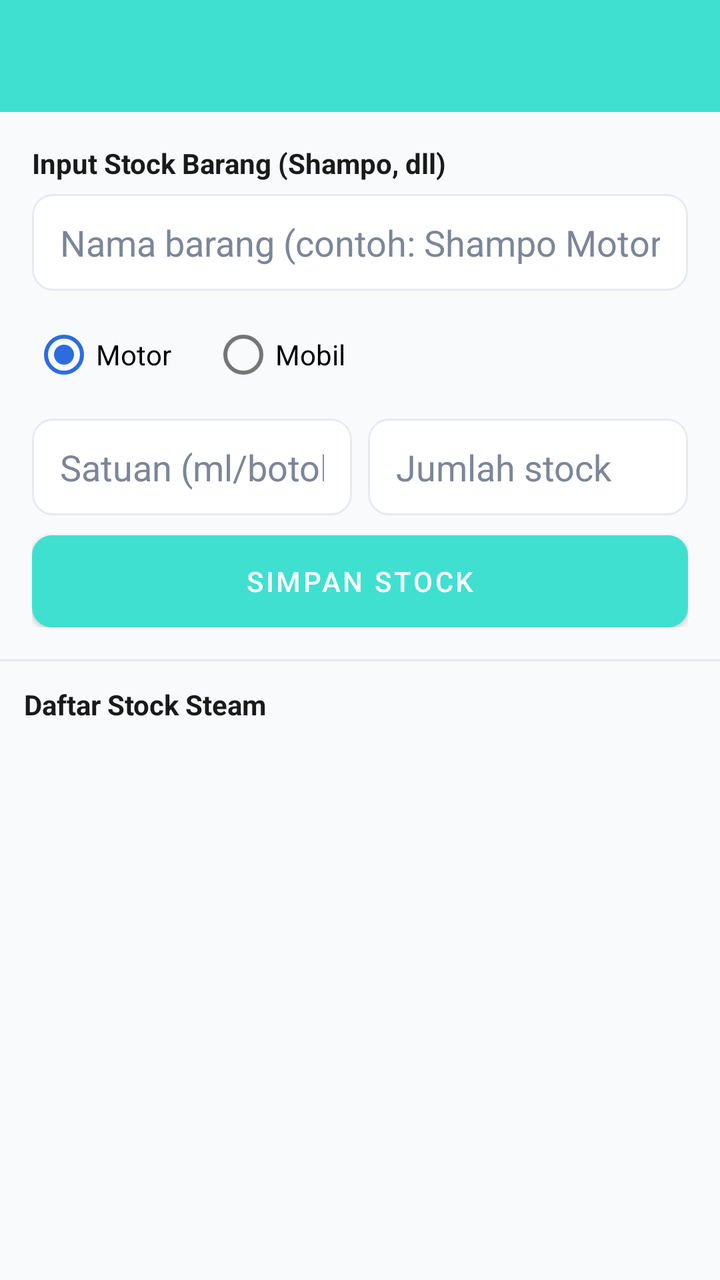
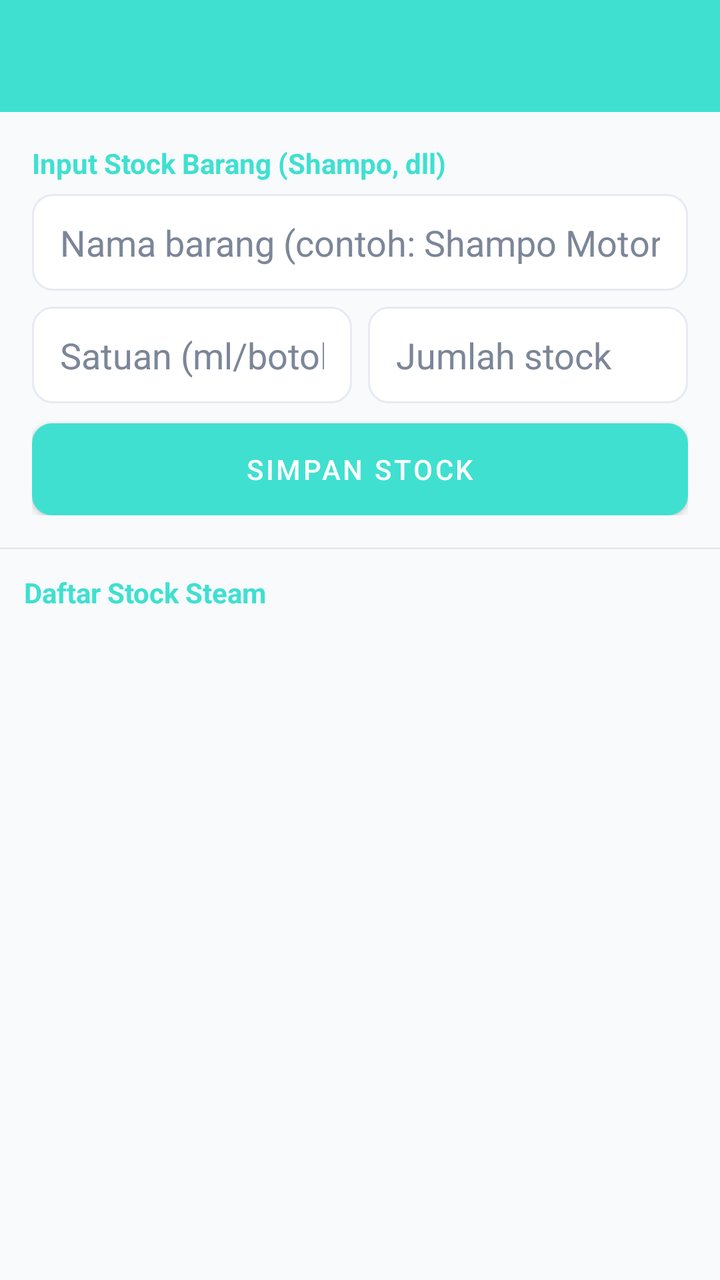

An Android layout rendered at two revisions. The XML below is the earlier revision; the diff shows what the commit changed to produce the second picture.
<!-- AndroidManifest.xml: application theme Theme.Pitstop -->
<!-- res/layout/activity_stock_steam.xml -->
<?xml version="1.0" encoding="utf-8"?>
<LinearLayout xmlns:android="http://schemas.android.com/apk/res/android"
    xmlns:app="http://schemas.android.com/apk/res-auto"
    android:layout_width="match_parent"
    android:layout_height="match_parent"
    android:background="@color/background"
    android:orientation="vertical">

    <androidx.appcompat.widget.Toolbar
        android:id="@+id/toolbar"
        android:layout_width="match_parent"
        android:layout_height="?attr/actionBarSize"
        android:background="@color/primary"
        android:navigationIcon="@drawable/ic_back"
        android:title="Stock Steam"
        app:titleTextColor="@color/white" />

    <ScrollView
        android:layout_width="match_parent"
        android:layout_height="wrap_content"
        android:maxHeight="330dp">
        <LinearLayout
            android:layout_width="match_parent"
            android:layout_height="wrap_content"
            android:orientation="vertical"
            android:padding="16dp">

            <TextView
                android:layout_width="wrap_content"
                android:layout_height="wrap_content"
                android:layout_marginBottom="6dp"
                android:text="Input Stock Barang (Shampo, dll)"
                android:textColor="@color/black"
                android:textStyle="bold" />

            <EditText
                android:id="@+id/etNamaStock"
                android:layout_width="match_parent"
                android:layout_height="wrap_content"
                android:layout_marginBottom="8dp"
                android:background="@drawable/bg_edittext"
                android:hint="Nama barang (contoh: Shampo Motor)"
                android:inputType="text" />

            <RadioGroup
                android:id="@+id/rgJenisStock"
                android:layout_width="wrap_content"
                android:layout_height="wrap_content"
                android:layout_marginBottom="8dp"
                android:orientation="horizontal">

                <RadioButton
                    android:id="@+id/rbJenisMotor"
                    android:layout_width="wrap_content"
                    android:layout_height="wrap_content"
                    android:checked="true"
                    android:text="Motor" />

                <RadioButton
                    android:id="@+id/rbJenisMobil"
                    android:layout_width="wrap_content"
                    android:layout_height="wrap_content"
                    android:layout_marginStart="20dp"
                    android:text="Mobil" />
            </RadioGroup>

            <LinearLayout
                android:layout_width="match_parent"
                android:layout_height="wrap_content"
                android:orientation="horizontal">

                <EditText
                    android:id="@+id/etSatuanStock"
                    android:layout_width="0dp"
                    android:layout_height="wrap_content"
                    android:layout_marginEnd="8dp"
                    android:layout_weight="1"
                    android:background="@drawable/bg_edittext"
                    android:hint="Satuan (ml/botol)"
                    android:inputType="text" />

                <EditText
                    android:id="@+id/etJumlahStock"
                    android:layout_width="0dp"
                    android:layout_height="wrap_content"
                    android:layout_weight="1"
                    android:background="@drawable/bg_edittext"
                    android:hint="Jumlah stock"
                    android:inputType="numberDecimal" />
            </LinearLayout>

            <Button
                android:id="@+id/btnSimpanStock"
                android:layout_width="match_parent"
                android:layout_height="46dp"
                android:layout_marginTop="10dp"
                android:background="@drawable/bg_button_primary"
                android:text="Simpan Stock"
                android:textColor="@color/white" />
        </LinearLayout>
    </ScrollView>

    <View
        android:layout_width="match_parent"
        android:layout_height="1dp"
        android:background="@color/light_grey" />

    <TextView
        android:layout_width="match_parent"
        android:layout_height="wrap_content"
        android:padding="12dp"
        android:text="Daftar Stock Steam"
        android:textColor="@color/black"
        android:textStyle="bold" />

    <androidx.recyclerview.widget.RecyclerView
        android:id="@+id/rvStockSteam"
        android:layout_width="match_parent"
        android:layout_height="0dp"
        android:layout_weight="1"
        android:clipToPadding="false"
        android:padding="12dp" />

</LinearLayout>
<!-- resources referenced by this layout -->
<resources>
  <color name="background">#F8FAFC</color>
  <color name="black">#1A1A1A</color>
  <color name="light_grey">#E7EAF0</color>
  <color name="primary">#3fe0d0</color>
  <color name="white">#FFFFFF</color>
  <!-- drawable bg_button_primary (drawable) -->
  <?xml version="1.0" encoding="utf-8"?>
  <shape xmlns:android="http://schemas.android.com/apk/res/android">
      <solid android:color="@color/primary" />
      <corners android:radius="10dp" />
  </shape>
  <!-- drawable bg_edittext (drawable) -->
  <?xml version="1.0" encoding="utf-8"?>
  <shape xmlns:android="http://schemas.android.com/apk/res/android">
      <solid android:color="@color/white" />
      <corners android:radius="10dp" />
      <stroke android:width="1dp" android:color="@color/light_grey" />
      <padding android:left="14dp" android:top="12dp" android:right="14dp" android:bottom="12dp" />
  </shape>
  <!-- drawable ic_back (drawable) -->
  <?xml version="1.0" encoding="utf-8"?>
  <vector xmlns:android="http://schemas.android.com/apk/res/android"
      android:width="24dp"
      android:height="24dp"
      android:viewportWidth="24"
      android:viewportHeight="24"
      android:tint="@color/white">
      <path
          android:fillColor="@android:color/white"
          android:pathData="M20,11H7.83l5.59,-5.59L12,4l-8,8 8,8 1.41,-1.41L7.83,13H20v-2z" />
  </vector>
  <style name="Theme.Pitstop" parent="Theme.MaterialComponents.Light.NoActionBar">
          <item name="colorPrimary">@color/primary</item>
          <item name="colorPrimaryDark">@color/primary_dark</item>
          <item name="colorAccent">@color/accent</item>
          <item name="android:windowBackground">@color/background</item>
          <item name="android:statusBarColor">@color/primary</item>
  
          
          <item name="android:textColorPrimary">@color/black</item>
          <item name="android:textColorSecondary">@color/grey</item>
          <item name="android:textColorHint">@color/grey</item>
  
          
          <item name="alertDialogTheme">@style/ThemeOverlay.Pitsop.Dialog</item>
      </style>
  <color name="primary_dark">#0D1F3D</color>
  <color name="accent">#2D6CDF</color>
  <color name="grey">#7C8698</color>
  <style name="ThemeOverlay.Pitsop.Dialog" parent="ThemeOverlay.MaterialComponents.Dialog.Alert">
          <item name="android:windowBackground">@color/white</item>
          <item name="android:textColorPrimary">@color/black</item>
          <item name="android:textColorSecondary">@color/grey</item>
      </style>
</resources>

<!-- the commit's change to res/layout/activity_stock_steam.xml (unified diff, before → after) -->
@@ -12,7 +12,7 @@
         android:layout_height="?attr/actionBarSize"
         android:background="@color/primary"
         android:navigationIcon="@drawable/ic_back"
-        android:title="Stock Steam"
+        android:title="Stock Steam (Cuci Motor)"
         app:titleTextColor="@color/white" />
 
     <ScrollView
@@ -30,7 +30,7 @@
                 android:layout_height="wrap_content"
                 android:layout_marginBottom="6dp"
                 android:text="Input Stock Barang (Shampo, dll)"
-                android:textColor="@color/black"
+                android:textColor="@color/primary"
                 android:textStyle="bold" />
 
             <EditText
@@ -41,28 +41,6 @@
                 android:background="@drawable/bg_edittext"
                 android:hint="Nama barang (contoh: Shampo Motor)"
                 android:inputType="text" />
-
-            <RadioGroup
-                android:id="@+id/rgJenisStock"
-                android:layout_width="wrap_content"
-                android:layout_height="wrap_content"
-                android:layout_marginBottom="8dp"
-                android:orientation="horizontal">
-
-                <RadioButton
-                    android:id="@+id/rbJenisMotor"
-                    android:layout_width="wrap_content"
-                    android:layout_height="wrap_content"
-                    android:checked="true"
-                    android:text="Motor" />
-
-                <RadioButton
-                    android:id="@+id/rbJenisMobil"
-                    android:layout_width="wrap_content"
-                    android:layout_height="wrap_content"
-                    android:layout_marginStart="20dp"
-                    android:text="Mobil" />
-            </RadioGroup>
 
             <LinearLayout
                 android:layout_width="match_parent"
@@ -110,7 +88,7 @@
         android:layout_height="wrap_content"
         android:padding="12dp"
         android:text="Daftar Stock Steam"
-        android:textColor="@color/black"
+        android:textColor="@color/primary"
         android:textStyle="bold" />
 
     <androidx.recyclerview.widget.RecyclerView
